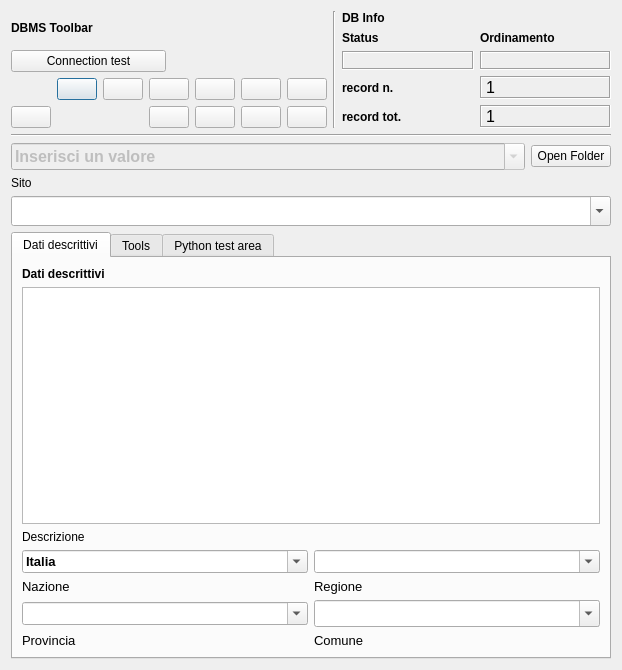
pyarchinit/pyarchinit, file gui/ui/Site.ui: the form before one commit.
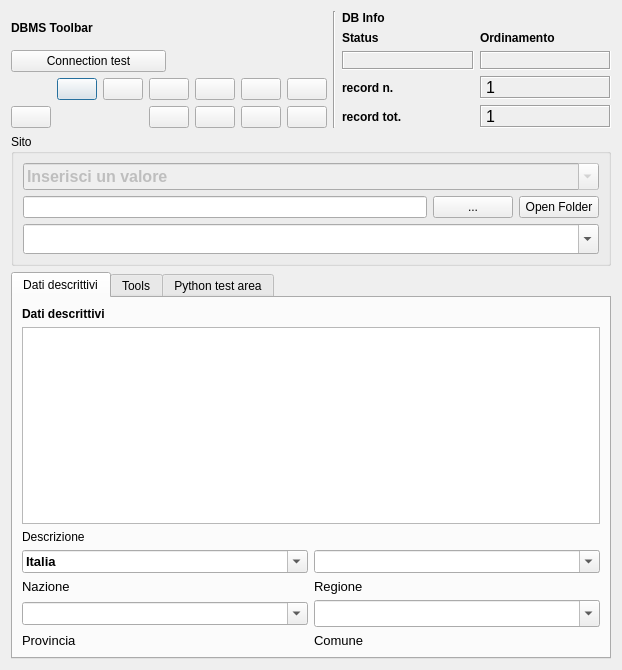
The form after the commit. Icons and pictures are not drawn. Custom widgets are drawn as their Qt base class.

Commit message: add new field in site table to handle the path

```diff
--- a/gui/ui/Site.ui
+++ b/gui/ui/Site.ui
@@ -23,7 +23,7 @@
    <iconset resource="../../resources/resources.qrc">
     <normaloff>:/icons/iconSite.png</normaloff>:/icons/iconSite.png</iconset>
   </property>
-  <layout class="QGridLayout" name="gridLayout_7">
+  <layout class="QGridLayout" name="gridLayout_11">
    <item row="0" column="0">
     <layout class="QHBoxLayout" name="horizontalLayout">
      <item>
@@ -487,21 +487,12 @@
     </layout>
    </item>
    <item row="1" column="0">
-    <widget class="Line" name="line_8">
-     <property name="font">
-      <font>
-       <weight>75</weight>
-       <bold>true</bold>
-      </font>
+    <widget class="QgsCollapsibleGroupBox" name="groupBox">
+     <property name="title">
+      <string>Sito</string>
      </property>
-     <property name="orientation">
-      <enum>Qt::Horizontal</enum>
-     </property>
-    </widget>
-   </item>
-   <item row="2" column="0">
-    <layout class="QHBoxLayout" name="horizontalLayout_7">
-     <item>
+     <layout class="QGridLayout" name="gridLayout_7">
+      <item row="0" column="0">
       <widget class="QComboBox" name="comboBox_sito">
        <property name="enabled">
         <bool>false</bool>
@@ -550,6 +541,18 @@
        </item>
       </widget>
      </item>
+      <item row="1" column="0">
+       <layout class="QHBoxLayout" name="horizontalLayout_7">
+        <item>
+         <widget class="QLineEdit" name="lineEdit_sito_path"/>
+        </item>
+        <item>
+         <widget class="QPushButton" name="pbn_browse_folder">
+          <property name="text">
+           <string>...</string>
+          </property>
+         </widget>
+        </item>
      <item>
       <widget class="QPushButton" name="pbnOpenSiteDirectory">
        <property name="text">
@@ -559,14 +562,7 @@
      </item>
     </layout>
    </item>
-   <item row="3" column="0">
-    <widget class="QLabel" name="label">
-     <property name="text">
-      <string>Sito</string>
-     </property>
-    </widget>
-   </item>
-   <item row="4" column="0">
+      <item row="2" column="0">
     <widget class="QComboBox" name="comboBox_definizione_sito">
      <property name="enabled">
       <bool>true</bool>
@@ -588,7 +584,10 @@
      </property>
     </widget>
    </item>
-   <item row="5" column="0">
+     </layout>
+    </widget>
+   </item>
+   <item row="2" column="0">
     <widget class="QTabWidget" name="tabWidget">
      <property name="currentIndex">
       <number>0</number>
@@ -1021,6 +1020,14 @@
    </item>
   </layout>
  </widget>
+ <customwidgets>
+  <customwidget>
+   <class>QgsCollapsibleGroupBox</class>
+   <extends>QGroupBox</extends>
+   <header>qgis.gui</header>
+   <container>1</container>
+  </customwidget>
+ </customwidgets>
  <resources>
   <include location="../../resources/resources.qrc"/>
  </resources>
```
Left out of the diff: 24 changed lines with no effect on the pictures. Lines whose indentation alone changed are shown as unchanged. The commit also changes 5 other files.
